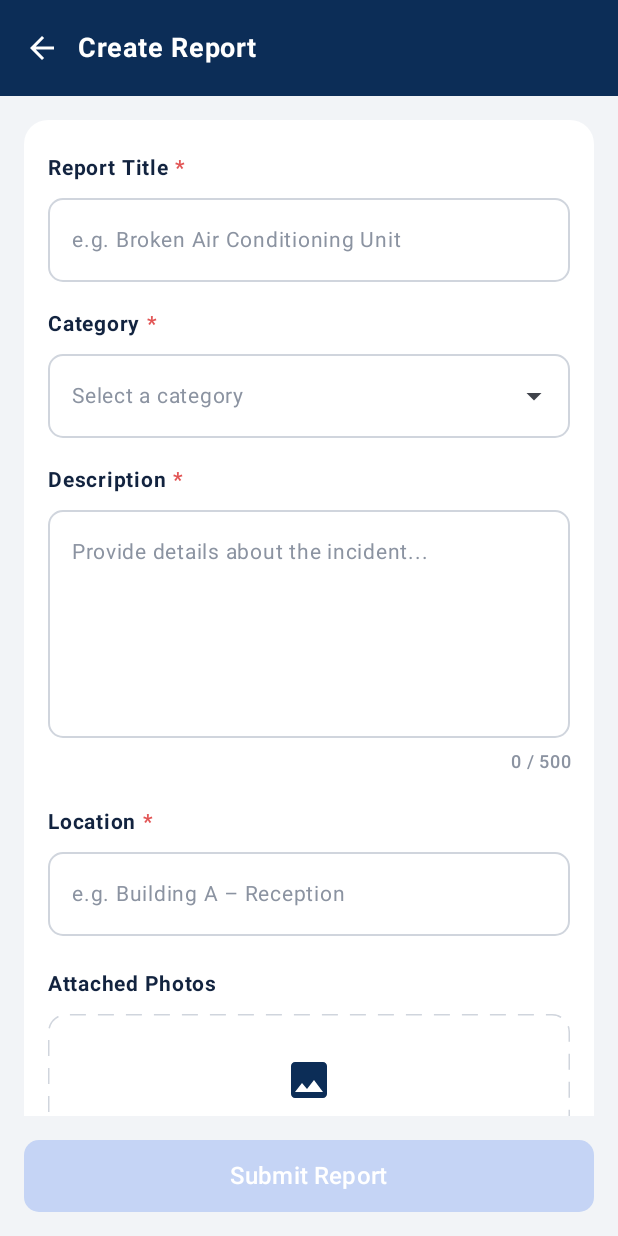
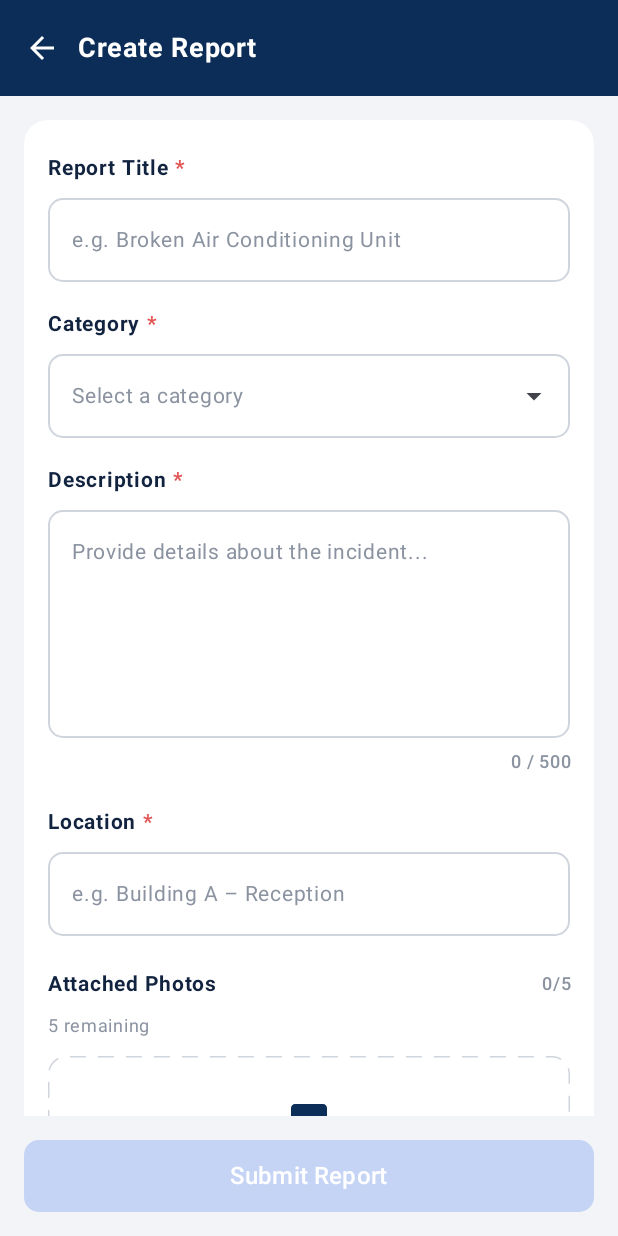
Before and after one commit to jeromeee23/field-incident-reporter, an Android app built with Jetpack Compose: the CreateIncidentScreen screen opened through its navigation route, on a phone screen of 412 x 824 dp. Run offline under Robolectric (Android 15) with nearby library versions, the phone set to English and light mode, and no system bars; our stand-ins replace Dagger/Hilt's generated code.

Commit message:
android fixes: resolve incident integration and UI issues

```diff
--- a/android/app/src/main/java/com/example/incidentreporter/network/NetworkClient.kt
+++ b/android/app/src/main/java/com/example/incidentreporter/network/NetworkClient.kt
@@ -3,6 +3,7 @@ package com.example.incidentreporter.network
 import android.content.Context
 import com.chuckerteam.chucker.api.ChuckerInterceptor
 import com.example.incidentreporter.BuildConfig
+import com.google.gson.GsonBuilder
 import okhttp3.OkHttpClient
 import okhttp3.logging.HttpLoggingInterceptor
 import retrofit2.Retrofit
@@ -35,6 +36,8 @@ internal fun buildRetrofit(okHttpClient: OkHttpClient): Retrofit {
     return Retrofit.Builder()
         .baseUrl(BuildConfig.BASE_URL)
         .client(okHttpClient)
-        .addConverterFactory(GsonConverterFactory.create())
+        .addConverterFactory(
+            GsonConverterFactory.create(GsonBuilder().serializeNulls().create()),
+        )
         .build()
 }
--- a/android/app/src/main/java/com/example/incidentreporter/presentation/createincident/CreateIncidentScreen.kt
+++ b/android/app/src/main/java/com/example/incidentreporter/presentation/createincident/CreateIncidentScreen.kt
@@ -2,6 +2,7 @@ package com.example.incidentreporter.presentation.createincident
 
 import android.net.Uri
 import androidx.compose.foundation.background
+import androidx.compose.foundation.layout.Box
 import androidx.compose.foundation.layout.Column
 import androidx.compose.foundation.layout.Row
 import androidx.compose.foundation.layout.Spacer
@@ -12,7 +13,6 @@ import androidx.compose.foundation.layout.height
 import androidx.compose.foundation.layout.imePadding
 import androidx.compose.foundation.layout.navigationBars
 import androidx.compose.foundation.layout.padding
-import androidx.compose.foundation.layout.size
 import androidx.compose.foundation.layout.statusBars
 import androidx.compose.foundation.layout.windowInsetsPadding
 import androidx.compose.foundation.rememberScrollState
@@ -20,7 +20,6 @@ import androidx.compose.foundation.shape.RoundedCornerShape
 import androidx.compose.foundation.verticalScroll
 import androidx.compose.material3.Button
 import androidx.compose.material3.ButtonDefaults
-import androidx.compose.material3.CircularProgressIndicator
 import androidx.compose.material3.DropdownMenuItem
 import androidx.compose.material3.ExperimentalMaterial3Api
 import androidx.compose.material3.ExposedDropdownMenuBox
@@ -45,8 +44,6 @@ import androidx.compose.ui.Alignment
 import androidx.compose.ui.Modifier
 import androidx.compose.ui.draw.clip
 import androidx.compose.ui.graphics.Color
-import androidx.compose.ui.semantics.contentDescription
-import androidx.compose.ui.semantics.semantics
 import androidx.compose.ui.res.painterResource
 import androidx.compose.ui.res.stringResource
 import androidx.compose.ui.text.font.FontWeight
@@ -59,6 +56,7 @@ import androidx.lifecycle.viewmodel.compose.viewModel
 import kotlinx.coroutines.launch
 import com.example.incidentreporter.R
 import com.example.incidentreporter.domain.model.IncidentCategory
+import com.example.incidentreporter.presentation.components.BlockingLoadingOverlay
 import com.example.incidentreporter.presentation.createincident.components.PhotoPickerSection
 import com.example.incidentreporter.presentation.incidentlist.components.ActionResultDialog
 import com.example.incidentreporter.presentation.theme.FieldIncidentReporterTheme
@@ -133,6 +131,7 @@ internal fun CreateIncidentScreenContent(
     onSubmit: () -> Unit,
     snackbarHostState: SnackbarHostState = remember { SnackbarHostState() },
 ) {
+    Box(modifier = Modifier.fillMaxSize()) {
         Scaffold(
             modifier = Modifier.fillMaxSize(),
             containerColor = HomeBackground,
@@ -244,12 +243,41 @@ internal fun CreateIncidentScreenContent(
                 )
 
                 Spacer(modifier = Modifier.height(20.dp))
+                Row(
+                    modifier = Modifier.fillMaxWidth(),
+                    verticalAlignment = Alignment.CenterVertically,
+                ) {
                     Text(
                         text = stringResource(R.string.create_field_photos),
+                        modifier = Modifier.weight(1f),
                         color = HomeTextPrimary,
                         fontSize = 14.sp,
                         fontWeight = FontWeight.Bold,
                     )
+                    Text(
+                        text = stringResource(
+                            R.string.create_photos_counter,
+                            uiState.photoCount,
+                            MAX_PHOTOS,
+                        ),
+                        color = HomeTextMuted,
+                        fontSize = 12.sp,
+                        fontWeight = FontWeight.Medium,
+                        textAlign = TextAlign.End,
+                    )
+                }
+                val remainingPhotoSlots = (MAX_PHOTOS - uiState.photoCount).coerceAtLeast(0)
+                if (remainingPhotoSlots > 0) {
+                    Text(
+                        text = stringResource(
+                            R.string.create_photos_remaining,
+                            remainingPhotoSlots,
+                        ),
+                        modifier = Modifier.padding(top = 4.dp),
+                        color = HomeTextMuted,
+                        fontSize = 12.sp,
+                    )
+                }
                 Spacer(modifier = Modifier.height(8.dp))
                 PhotoPickerSection(
                     photoUris = uiState.selectedPhotoUris,
@@ -271,25 +299,11 @@ internal fun CreateIncidentScreenContent(
                 shape = RoundedCornerShape(10.dp),
                 colors = ButtonDefaults.buttonColors(
                     containerColor = HomeFabBlue,
-                    disabledContainerColor = if (uiState.isSubmitting) {
-                        HomeFabBlue
-                    } else {
-                        FormSubmitDisabled
-                    },
+                    disabledContainerColor = FormSubmitDisabled,
                     contentColor = Color.White,
                     disabledContentColor = Color.White,
                 ),
             ) {
-                if (uiState.isSubmitting) {
-                    val submittingLabel = stringResource(R.string.create_submitting)
-                    CircularProgressIndicator(
-                        modifier = Modifier
-                            .size(22.dp)
-                            .semantics { contentDescription = submittingLabel },
-                        color = Color.White,
-                        strokeWidth = 2.dp,
-                    )
-                } else {
                 Text(
                     text = stringResource(R.string.create_submit),
                     fontSize = 16.sp,
@@ -298,6 +312,11 @@ internal fun CreateIncidentScreenContent(
             }
         }
         }
+
+        BlockingLoadingOverlay(
+            visible = uiState.isSubmitting,
+            contentDescription = stringResource(R.string.create_submitting),
+        )
     }
 
     uiState.submitError?.let { submitError ->
--- a/android/app/src/main/java/com/example/incidentreporter/presentation/createincident/CreateIncidentUiState.kt
+++ b/android/app/src/main/java/com/example/incidentreporter/presentation/createincident/CreateIncidentUiState.kt
@@ -26,6 +26,9 @@ data class CreateIncidentUiState(
     val isSubmitting: Boolean = false,
     val submitError: String? = null,
 ) {
+    val photoCount: Int
+        get() = selectedPhotoUris.size
+
     val canSubmit: Boolean
         get() = title.trim().isNotBlank() &&
             category != null &&
--- a/android/app/src/main/java/com/example/incidentreporter/presentation/editincident/EditIncidentViewModel.kt
+++ b/android/app/src/main/java/com/example/incidentreporter/presentation/editincident/EditIncidentViewModel.kt
@@ -329,8 +329,7 @@ class EditIncidentViewModel @Inject constructor(
     }
 
     private suspend fun acceptPhotoBatch(uris: List<Uri>) {
-        val state = uiState.value
-        val currentCount = state.existingPhotos.size + state.newPhotoUris.size
+        val currentCount = uiState.value.visiblePhotoCount
         if (currentCount + uris.size > MAX_PHOTOS) {
             emitEvent(
                 EditIncidentUiEvent.ShowPhotoError(
--- a/android/app/src/main/java/com/example/incidentreporter/presentation/incidentdetails/components/IncidentDetailsContent.kt
+++ b/android/app/src/main/java/com/example/incidentreporter/presentation/incidentdetails/components/IncidentDetailsContent.kt
@@ -34,9 +34,6 @@ fun IncidentDetailsContent(
     canUpdateStatus: Boolean,
     canCancel: Boolean,
     canRemove: Boolean,
-    isUpdatingStatus: Boolean,
-    isCancelling: Boolean,
-    isDeleting: Boolean,
     isActionInProgress: Boolean,
     onPhotoClick: (Int) -> Unit,
     onEditClick: () -> Unit,
@@ -134,9 +131,6 @@ fun IncidentDetailsContent(
             canUpdateStatus = canUpdateStatus,
             canCancel = canCancel,
             canRemove = canRemove,
-            isUpdatingStatus = isUpdatingStatus,
-            isCancelling = isCancelling,
-            isDeleting = isDeleting,
             isActionInProgress = isActionInProgress,
             onEditClick = onEditClick,
             onUpdateStatusClick = onUpdateStatusClick,
--- a/android/app/src/main/java/com/example/incidentreporter/presentation/incidentlist/home/HomeScreen.kt
+++ b/android/app/src/main/java/com/example/incidentreporter/presentation/incidentlist/home/HomeScreen.kt
@@ -19,7 +19,6 @@ import androidx.compose.material3.ExtendedFloatingActionButton
 import androidx.compose.material3.FabPosition
 import androidx.compose.material3.FloatingActionButtonDefaults
 import androidx.compose.material3.Icon
-import androidx.compose.material3.IconButton
 import androidx.compose.material3.Scaffold
 import androidx.compose.material3.SnackbarHost
 import androidx.compose.material3.SnackbarHostState
@@ -280,13 +279,6 @@ private fun HomeHeader() {
                 fontSize = 12.sp,
             )
         }
-        IconButton(onClick = {}) {
-            Icon(
-                painter = painterResource(R.drawable.ic_home_search),
-                contentDescription = stringResource(R.string.home_search),
-                tint = Color.White,
-            )
-        }
     }
 }
 
--- a/android/app/src/main/res/drawable/ic_home_search.xml
+++ /dev/null
@@ -1,9 +0,0 @@
-<vector xmlns:android="http://schemas.android.com/apk/res/android"
-    android:width="24dp"
-    android:height="24dp"
-    android:viewportWidth="24"
-    android:viewportHeight="24">
-    <path
-        android:fillColor="#FFFFFF"
-        android:pathData="M15.5,14h-0.79l-0.28,-0.27C15.41,12.59 16,11.11 16,9.5 16,5.91 13.09,3 9.5,3S3,5.91 3,9.5 5.91,16 9.5,16c1.61,0 3.09,-0.59 4.23,-1.57l0.27,0.28v0.79l5,4.99L20.49,19l-4.99,-5zM9.5,14C7.01,14 5,11.99 5,9.5S7.01,5 9.5,5 14,7.01 14,9.5 11.99,14 9.5,14z" />
-</vector>
--- a/android/app/src/main/res/values/strings.xml
+++ b/android/app/src/main/res/values/strings.xml
@@ -2,7 +2,6 @@
     <string name="app_name">Field Incident Reporter</string>
     <string name="home_title">Field Incident Reporter</string>
     <string name="home_subtitle">Manage field incident reports</string>
-    <string name="home_search">Search</string>
     <string name="home_tab_active">Active</string>
     <string name="home_tab_completed">Completed</string>
     <string name="home_tab_cancelled">Cancelled</string>
@@ -46,6 +45,8 @@
     <string name="create_field_location">Location</string>
     <string name="create_field_location_placeholder">e.g. Building A – Reception</string>
     <string name="create_field_photos">Attached Photos</string>
+    <string name="create_photos_counter">%1$d/%2$d</string>
+    <string name="create_photos_remaining">%1$d remaining</string>
     <string name="create_add_photos">Add Photos</string>
     <string name="create_add_photos_subtitle">Take a photo or choose from gallery</string>
     <string name="create_photo_source_title">Add Photos</string>
@@ -88,6 +89,7 @@
     <string name="details_action_update_status">Update Status</string>
     <string name="details_action_cancel">Cancel Report</string>
     <string name="details_action_remove">Remove</string>
+    <string name="details_action_in_progress">Updating report</string>
     <string name="details_update_status_title">Update Status</string>
     <string name="details_update_status_message">Select the next status for this report.</string>
     <string name="details_update_status_confirm">Update</string>
```
Also changed, not shown: android/app/src/main/java/com/example/incidentreporter/presentation/components/BlockingLoadingOverlay.kt (added, +45 -0 lines), android/app/src/main/java/com/example/incidentreporter/presentation/editincident/EditIncidentScreen.kt (+40 -19 lines), android/app/src/main/java/com/example/incidentreporter/presentation/incidentdetails/IncidentDetailsScreen.kt (+6 -3 lines), android/app/src/main/java/com/example/incidentreporter/presentation/incidentdetails/components/IncidentDetailsActions.kt (+5 -22 lines), android/app/src/main/java/com/example/incidentreporter/presentation/incidentdetails/components/IncidentDetailsPhotos.kt (+8 -25 lines), android/app/src/main/java/com/example/incidentreporter/presentation/incidentdetails/components/IncidentDetailsTimeline.kt (+47 -10 lines), android/app/src/main/java/com/example/incidentreporter/presentation/incidentlist/components/IncidentCard.kt (+14 -0 lines), 2 other files. Lines whose indentation alone changed are shown as unchanged.
